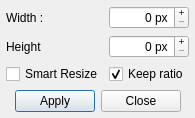
Above: kresizedialog.ui from Viish/kfiltre before the change. Below: the same form after it.
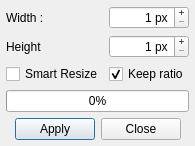
That is the form after the change.

What changed in the file:
```diff
--- a/kresizedialog.ui
+++ b/kresizedialog.ui
@@ -6,8 +6,8 @@
    <rect>
     <x>0</x>
     <y>0</y>
-    <width>223</width>
-    <height>131</height>
+    <width>225</width>
+    <height>172</height>
    </rect>
   </property>
   <property name="sizePolicy">
@@ -57,6 +57,9 @@
        <property name="prefix">
         <string/>
        </property>
+       <property name="minimum">
+        <number>1</number>
+       </property>
        <property name="maximum">
         <number>6000</number>
        </property>
@@ -73,6 +76,9 @@
        <property name="suffix">
         <string> px</string>
        </property>
+       <property name="minimum">
+        <number>1</number>
+       </property>
        <property name="maximum">
         <number>6000</number>
        </property>
@@ -120,7 +126,7 @@
      </item>
     </layout>
    </item>
-   <item row="1" column="0">
+   <item row="2" column="0">
     <layout class="QGridLayout" name="gridLayout_3">
      <item row="0" column="0">
       <widget class="QDialogButtonBox" name="buttonBox">
@@ -144,6 +150,13 @@
      </item>
     </layout>
    </item>
+   <item row="1" column="0">
+    <widget class="QProgressBar" name="progressBar">
+     <property name="value">
+      <number>0</number>
+     </property>
+    </widget>
+   </item>
   </layout>
  </widget>
  <layoutdefault spacing="6" margin="11"/>
```
